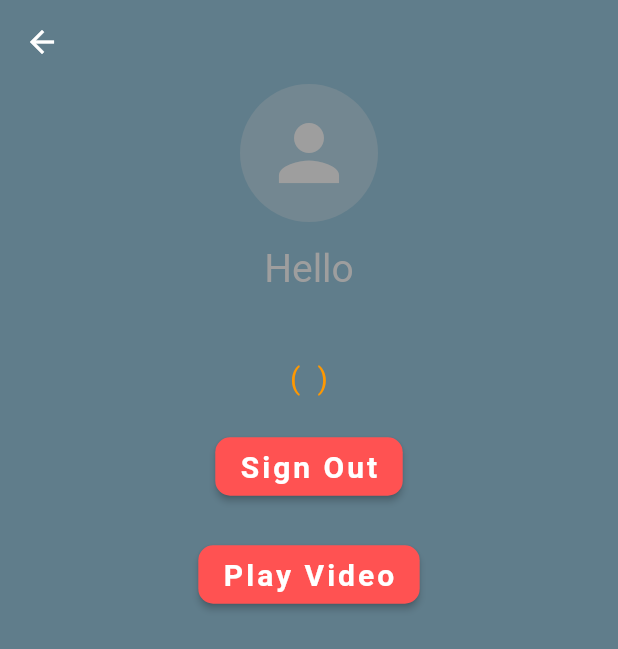
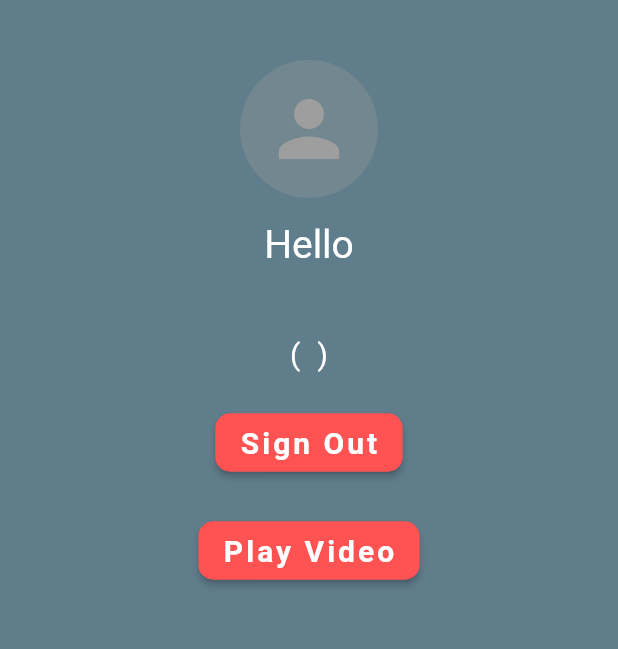
Before and after one commit to jithinraj0/yellowcasework, a Flutter app: the HomeScreen screen opened directly with empty values, after a tap on "Sign Out", on a phone screen of 412 x 824 dp. Shown: the top 649 px of the screen. Run offline on Flutter 3.47's test engine with Material 2 defaults, Android fonts, the phone set to English and light mode, and no system bars; our stand-ins replace camera, firebase_auth, firebase_core, get, google_sign_in, video_player; accounts and stored records are empty.

Commit message:
App Completed

```diff
--- a/lib/main.dart
+++ b/lib/main.dart
@@ -1,8 +1,6 @@
 import 'package:flutter/material.dart';
 import 'package:get/get.dart';
 import 'package:yellowcase_app/views/login_screen.dart';
-
-import 'views/videoplayer_screen.dart';
 
 void main() {
   runApp(GetMaterialApp(home: MyApp()));
@@ -13,7 +11,7 @@ class MyApp extends StatelessWidget {
   @override
   Widget build(BuildContext context) {
     return MaterialApp(
-      title: 'Flutter Demo',
+      title: 'Yellow Class Work',
       theme: ThemeData(
         // This is the theme of your application.
         //
--- a/lib/utils/authentication.dart
+++ b/lib/utils/authentication.dart
@@ -9,7 +9,6 @@ class Authentication {
       {required BuildContext context}) async {
     FirebaseApp firebaseApp = await Firebase.initializeApp();
 
-    // TODO: Add auto login logic
     User? user = FirebaseAuth.instance.currentUser;
 
     if (user != null) {
@@ -26,6 +25,7 @@ class Authentication {
   }
 
   static Future<User?> signInWithGoogle({required BuildContext context}) async {
+
     FirebaseAuth auth = FirebaseAuth.instance;
     User? user;
 
--- a/lib/views/home_screen.dart
+++ b/lib/views/home_screen.dart
@@ -1,7 +1,6 @@
 import 'package:firebase_auth/firebase_auth.dart';
 import 'package:flutter/material.dart';
 import 'package:get/get.dart';
-import 'package:yellowcase_app/controller/video_controller.dart';
 import 'package:yellowcase_app/utils/authentication.dart';
 import 'package:yellowcase_app/views/login_screen.dart';
 import 'package:yellowcase_app/views/videoplayer_screen.dart';
@@ -21,44 +20,9 @@ class _HomeScreenState extends State<HomeScreen> {
   late User _user;
   bool _isSigningOut = false;
 
-  Route _routeToSignInScreen() {
-    return PageRouteBuilder(
-      pageBuilder: (context, animation, secondaryAnimation) => LoginScreen(),
-      transitionsBuilder: (context, animation, secondaryAnimation, child) {
-        var begin = Offset(-1.0, 0.0);
-        var end = Offset.zero;
-        var curve = Curves.ease;
+  double get screenHeight => MediaQuery.of(context).size.height;
 
-        var tween =
-            Tween(begin: begin, end: end).chain(CurveTween(curve: curve));
-
-        return SlideTransition(
-          position: animation.drive(tween),
-          child: child,
-        );
-      },
-    );
-  }
-
-  Route _routeToVideoPlayerScreen() {
-    return PageRouteBuilder(
-      pageBuilder: (context, animation, secondaryAnimation) => VideoScreen(),
-      transitionsBuilder: (context, animation, secondaryAnimation, child) {
-        var begin = Offset(-1.0, 0.0);
-        var end = Offset.zero;
-        var curve = Curves.ease;
-
-        var tween =
-            Tween(begin: begin, end: end).chain(CurveTween(curve: curve));
-
-        return SlideTransition(
-          position: animation.drive(tween),
-          child: child,
-        );
-      },
-    );
-  }
-
+  double get screenWidth => MediaQuery.of(context).size.width;
   @override
   void initState() {
     _user = widget._user;
@@ -70,22 +34,16 @@ class _HomeScreenState extends State<HomeScreen> {
   Widget build(BuildContext context) {
     return Scaffold(
       backgroundColor: Colors.blueGrey,
-      appBar: AppBar(
-        elevation: 0,
-        backgroundColor: Colors.blueGrey,
-      ),
-      body: SafeArea(
-        child: Padding(
+      body: Padding(
         padding: const EdgeInsets.only(
           left: 16.0,
           right: 16.0,
-            bottom: 20.0,
+          top: 40.0,
         ),
         child: SingleChildScrollView(
+          child: Center(
             child: Column(
-              mainAxisAlignment: MainAxisAlignment.center,
               children: [
-                Row(),
                 _user.photoURL != null
                     ? ClipOval(
                         child: Material(
@@ -113,7 +71,7 @@ class _HomeScreenState extends State<HomeScreen> {
                 Text(
                   'Hello',
                   style: TextStyle(
-                    color: Colors.grey,
+                    color: Colors.white,
                     fontSize: 26,
                   ),
                 ),
@@ -121,7 +79,7 @@ class _HomeScreenState extends State<HomeScreen> {
                 Text(
                   _user.displayName!,
                   style: TextStyle(
-                    color: Colors.yellow,
+                    color: Colors.white,
                     fontSize: 26,
                   ),
                 ),
@@ -129,7 +87,7 @@ class _HomeScreenState extends State<HomeScreen> {
                 Text(
                   '( ${_user.email!} )',
                   style: TextStyle(
-                    color: Colors.orange,
+                    color: Colors.white,
                     fontSize: 20,
                     letterSpacing: 0.5,
                   ),
@@ -158,8 +116,7 @@ class _HomeScreenState extends State<HomeScreen> {
                           setState(() {
                             _isSigningOut = false;
                           });
-                          Navigator.of(context)
-                              .pushReplacement(_routeToSignInScreen());
+                          Get.offAll(() => LoginScreen());
                         },
                         child: Padding(
                           padding: EdgeInsets.only(top: 8.0, bottom: 8.0),
@@ -175,7 +132,22 @@ class _HomeScreenState extends State<HomeScreen> {
                         ),
                       ),
                 SizedBox(height: 24.0),
-                ElevatedButton(
+                homeButton(
+                    title: 'Play Video',
+                    action: () => Get.to(() => VideoScreen())),
+
+                /*  Text(screenHeight.toString() + ' b '+screenWidth.toString()) */
+              ],
+            ),
+          ),
+        ),
+      ),
+    );
+  }
+
+  ElevatedButton homeButton(
+      {required void Function() action, required String title}) {
+    return ElevatedButton(
       style: ButtonStyle(
         backgroundColor: MaterialStateProperty.all(
           Colors.redAccent,
@@ -186,13 +158,11 @@ class _HomeScreenState extends State<HomeScreen> {
           ),
         ),
       ),
-                  onPressed: () async {
-                    Get.to(VideoScreen());
-                  },
+      onPressed: action,
       child: Padding(
         padding: EdgeInsets.only(top: 8.0, bottom: 8.0),
         child: Text(
-                      'Play Video',
+          title,
           style: TextStyle(
             fontSize: 20,
             fontWeight: FontWeight.bold,
@@ -201,12 +171,6 @@ class _HomeScreenState extends State<HomeScreen> {
           ),
         ),
       ),
-                ),
-              ],
-            ),
-          ),
-        ),
-      ),
     );
   }
 }
--- a/lib/views/login_screen.dart
+++ b/lib/views/login_screen.dart
@@ -11,16 +11,8 @@ class LoginScreen extends StatelessWidget {
     return Scaffold(
       backgroundColor: Colors.blueGrey,
       body: SafeArea(
-        child: Padding(
-          padding: const EdgeInsets.only(
-            left: 16.0,
-            right: 16.0,
-            bottom: 20.0,
-          ),
-          child: Column(
-            mainAxisSize: MainAxisSize.max,
-            children: [
-              FutureBuilder(
+        child: Center(
+          child: FutureBuilder(
             future: Authentication.initializeFirebase(context: context),
             builder: (context, snapshot) {
               if (snapshot.hasError) {
@@ -34,8 +26,6 @@ class LoginScreen extends StatelessWidget {
                 ),
               );
             },
-              ),
-            ],
           ),
         ),
       ),
@@ -91,7 +81,7 @@ class _GoogleSignInButtonState extends State<GoogleSignInButton> {
                 }
               },
               child: Padding(
-                padding: const EdgeInsets.fromLTRB(0, 10, 0, 10),
+                padding: const EdgeInsets.symmetric(horizontal: 10),
                 child: Text(
                   'Sign in with Google',
                   style: TextStyle(
--- a/pubspec.yaml
+++ b/pubspec.yaml
@@ -23,16 +23,12 @@ environment:
 dependencies:
   flutter:
     sdk: flutter
-  agora_rtc_engine: ^4.0.1
-  agora_uikit: ^0.0.1
-  chewie: ^1.2.2
+  camera: ^0.8.1+3
   cupertino_icons: ^1.0.2
   firebase_auth: ^1.4.1
   firebase_core: ^1.3.0
   get: ^4.1.4
-  google_fonts: ^2.1.0
   google_sign_in: ^5.0.4
-  permission_handler: null
   video_player: ^2.1.6
 
 dev_dependencies:
```
Also changed, not shown: lib/controller/video_controller.dart (+24 -25 lines), lib/views/videoplayer_screen.dart (+118 -28 lines), pubspec.lock, 2 other files. Lines whose indentation alone changed are shown as unchanged.
